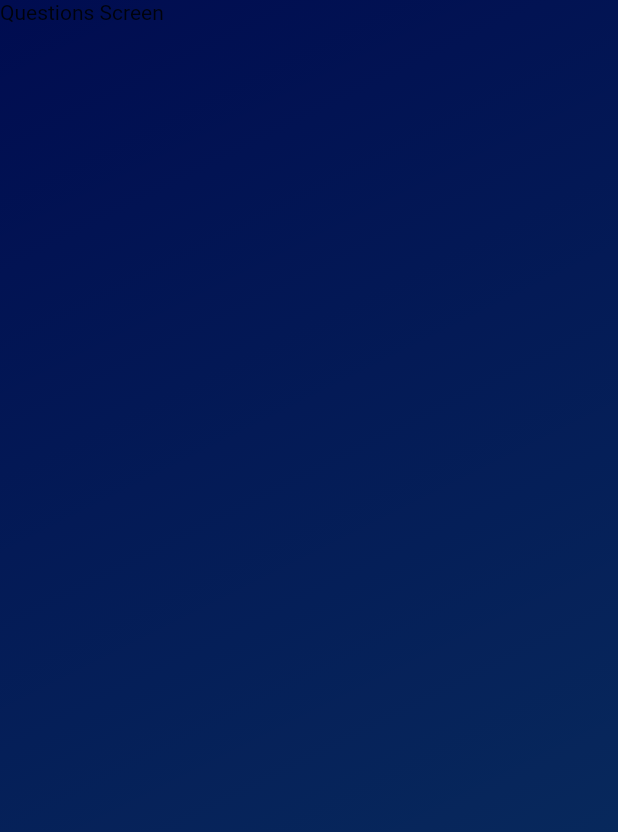
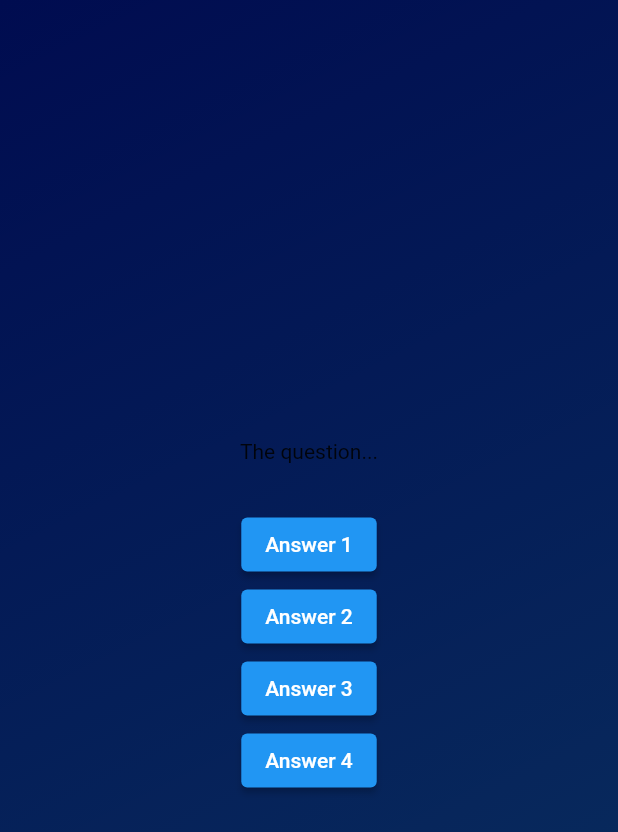
Before and after one commit to c-abbott/quiz_app, a Flutter app: the screen it shows after launch, after a tap on "Start Quiz", on a phone screen of 412 x 824 dp. Shown: the top 832 px of the screen. Run offline on Flutter 3.47's test engine with Material 2 defaults, Android fonts, the phone set to English and light mode, and no system bars.

Commit message:
Rendering question buttons

```diff
--- a/lib/questions_screen.dart
+++ b/lib/questions_screen.dart
@@ -1,4 +1,5 @@
 import 'package:flutter/material.dart';
+import 'package:quiz_app/custom_button.dart';
 
 class QuestionsScreen extends StatefulWidget {
   const QuestionsScreen({super.key});
@@ -12,6 +13,31 @@ class QuestionsScreen extends StatefulWidget {
 class _QuestionsScreenState extends State<QuestionsScreen> {
   @override
   Widget build(context) {
-    return const Text('Questions Screen');
+    return SizedBox(
+      width: double.infinity,
+      child: Column(
+        mainAxisAlignment: MainAxisAlignment.center,
+        children: [
+          const Text('The question...'),
+          const SizedBox(height: 30),
+          ElevatedButton(
+            onPressed: () {},
+            child: const Text('Answer 1'),
+          ),
+          ElevatedButton(
+            onPressed: () {},
+            child: const Text('Answer 2'),
+          ),
+          ElevatedButton(
+            onPressed: () {},
+            child: const Text('Answer 3'),
+          ),
+          ElevatedButton(
+            onPressed: () {},
+            child: const Text('Answer 4'),
+          ),
+        ],
+      ),
+    );
   }
 }
```
